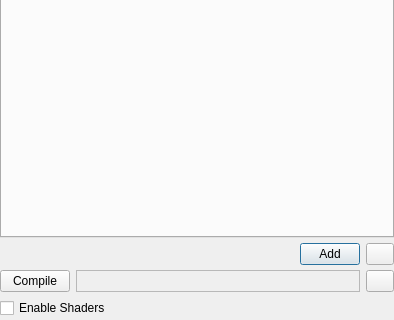
Qt form KwEdit.ui (shooshx/kawaiigl) before a commit; both pictures show x 0 to 394 and y 191 to 511 of the 394 by 511 pixel window.
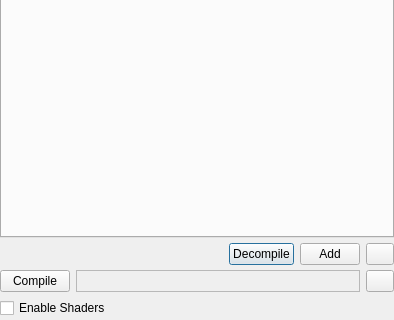
The same form after that commit. Icons and pictures are not drawn.

Diff of the .ui file:
```diff
--- a/KwEdit.ui
+++ b/KwEdit.ui
@@ -79,6 +79,19 @@
         </property>
        </spacer>
       </item>
+      <item>
+       <widget class="QPushButton" name="decompBot" >
+        <property name="maximumSize" >
+         <size>
+          <width>65</width>
+          <height>16777215</height>
+         </size>
+        </property>
+        <property name="text" >
+         <string>Decompile</string>
+        </property>
+       </widget>
+      </item>
       <item>
        <widget class="QPushButton" name="addFaceBot" >
         <property name="maximumSize" >
```
